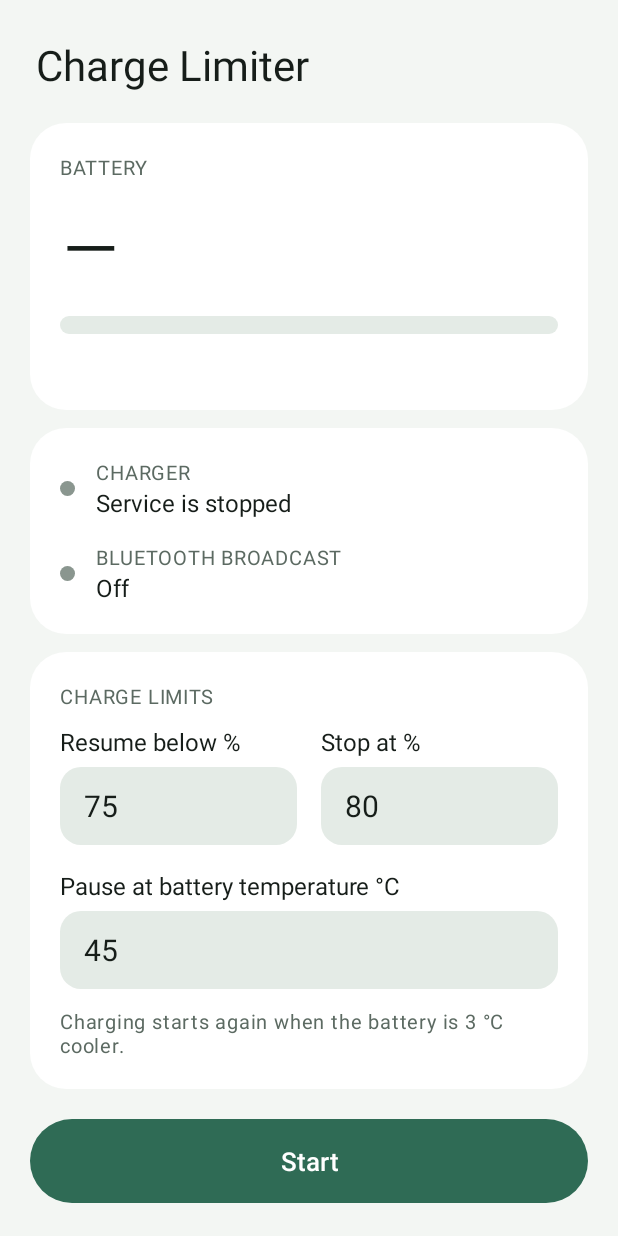
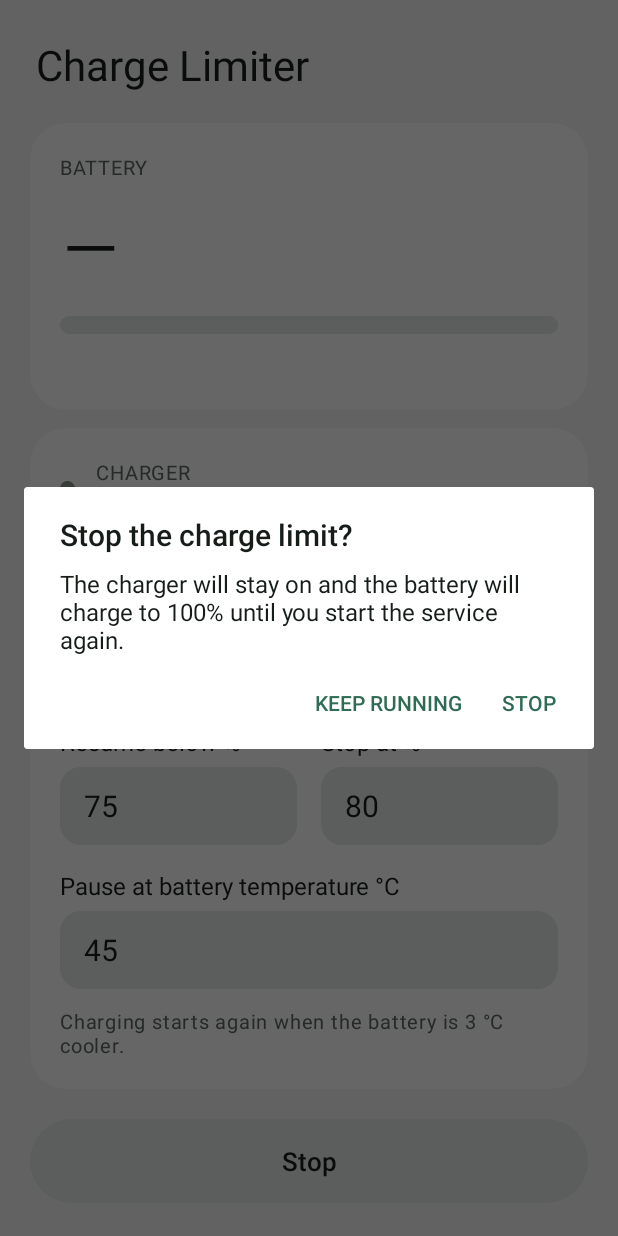
Before and after one commit to dz0ny/charge-limiter, an Android app: the screen it shows after launch (MainActivity), after a tap on "Stop", on a phone screen of 412 x 824 dp. Run offline under Robolectric (Android 15) with nearby library versions, the phone set to English and light mode, and no system bars; 1 other tap on this screen came first.

Commit message:
feat: confirm before stopping the service
Co-Authored-By: Claude Fable 5.2 <noreply@anthropic.com>

```diff
--- a/app/src/main/kotlin/app/chargelimit/MainActivity.kt
+++ b/app/src/main/kotlin/app/chargelimit/MainActivity.kt
@@ -3,6 +3,7 @@ package app.chargelimit
 import android.Manifest
 import android.annotation.SuppressLint
 import android.app.Activity
+import android.app.AlertDialog
 import android.content.BroadcastReceiver
 import android.content.Context
 import android.content.Intent
@@ -56,7 +57,7 @@ class MainActivity : Activity() {
         low.onFocusChangeListener = saveOnBlur
         high.onFocusChangeListener = saveOnBlur
         hot.onFocusChangeListener = saveOnBlur
-        toggle.setOnClickListener { if (settings.enabled) stopService() else startService() }
+        toggle.setOnClickListener { if (settings.enabled) confirmStop() else startService() }
     }
 
     // Android 13 added the not-exported flag.
@@ -229,6 +230,16 @@ class MainActivity : Activity() {
         }
     }
 
+    /** Asks before the stop. An accidental tap must not remove the charge limit. */
+    private fun confirmStop() {
+        AlertDialog.Builder(this)
+            .setTitle(R.string.stop_title)
+            .setMessage(R.string.stop_message)
+            .setNegativeButton(R.string.keep_running, null)
+            .setPositiveButton(R.string.stop) { _, _ -> stopService() }
+            .show()
+    }
+
     private fun stopService() {
         settings.enabled = false
         ChargeService.stop(this)
--- a/app/src/main/res/values/strings.xml
+++ b/app/src/main/res/values/strings.xml
@@ -12,6 +12,9 @@
     <string name="hot_invalid">The temperature must be from 30 to 60 °C</string>
     <string name="start">Start</string>
     <string name="stop">Stop</string>
+    <string name="stop_title">Stop the charge limit?</string>
+    <string name="stop_message">The charger will stay on and the battery will charge to 100% until you start the service again.</string>
+    <string name="keep_running">Keep running</string>
     <string name="unknown">–</string>
     <string name="level_percent">%1$d%%</string>
     <string name="charging">Charging</string>
```
Also changed, not shown: 4 other files.
